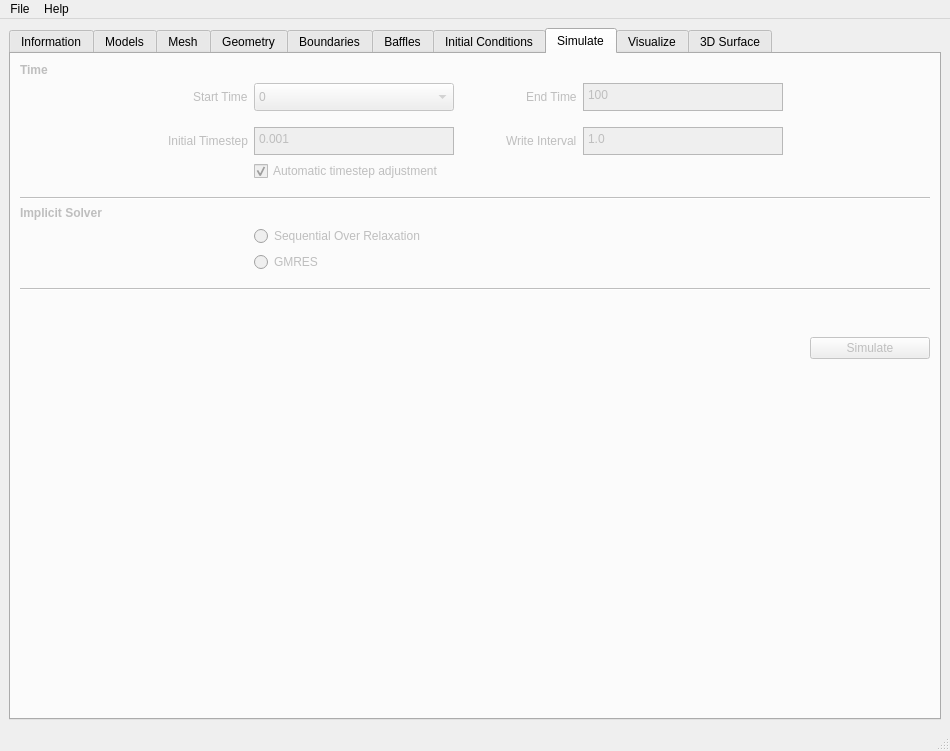
Before: the Qt Designer form gui/civlcfd.ui in civilcfd/Civil-CFD, drawn with Qt 5.
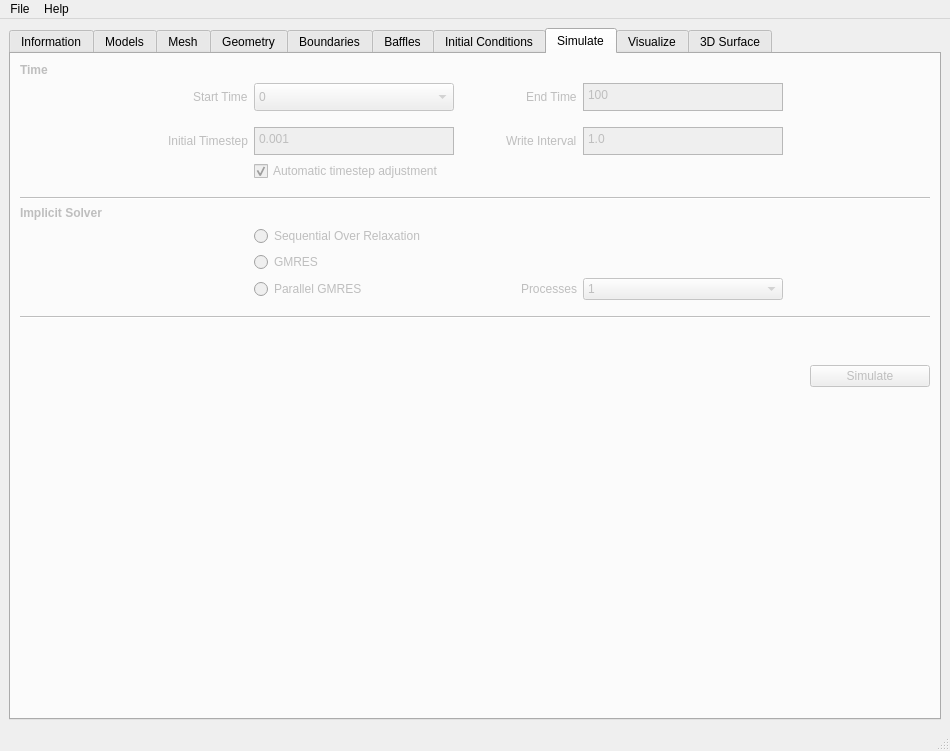
After: the same form once the commit is applied. The open tabs and pages were chosen to show the change. Icons and pictures are not drawn. Custom widgets are drawn as their Qt base class.

Commit message: gmres parallel

The edit to the form file:
```diff
--- a/gui/civlcfd.ui
+++ b/gui/civlcfd.ui
@@ -2589,7 +2589,7 @@
             </property>
            </widget>
           </item>
-          <item row="13" column="1">
+          <item row="14" column="1">
            <spacer name="verticalSpacer_14">
             <property name="orientation">
              <enum>Qt::Vertical</enum>
@@ -2634,7 +2634,7 @@
             </property>
            </spacer>
           </item>
-          <item row="10" column="2">
+          <item row="11" column="2">
            <spacer name="verticalSpacer_29">
             <property name="orientation">
              <enum>Qt::Vertical</enum>
@@ -2650,7 +2650,7 @@
             </property>
            </spacer>
           </item>
-          <item row="11" column="0" colspan="7">
+          <item row="12" column="0" colspan="7">
            <widget class="Line" name="line_6">
             <property name="orientation">
              <enum>Qt::Horizontal</enum>
@@ -2667,7 +2667,7 @@
             </property>
            </widget>
           </item>
-          <item row="12" column="1">
+          <item row="13" column="1">
            <spacer name="verticalSpacer_17">
             <property name="orientation">
              <enum>Qt::Vertical</enum>
@@ -2696,7 +2696,7 @@
             </property>
            </widget>
           </item>
-          <item row="13" column="5" colspan="2" alignment="Qt::AlignRight|Qt::AlignTop">
+          <item row="14" column="5" colspan="2" alignment="Qt::AlignRight|Qt::AlignTop">
            <widget class="QPushButton" name="RunSimulation">
             <property name="minimumSize">
              <size>
@@ -2862,6 +2862,44 @@
             </property>
            </widget>
           </item>
+          <item row="10" column="2">
+           <widget class="QRadioButton" name="parallelGMRES">
+            <property name="text">
+             <string>Parallel GMRES</string>
+            </property>
+           </widget>
+          </item>
+          <item row="10" column="4" alignment="Qt::AlignRight">
+           <widget class="QLabel" name="label_49">
+            <property name="text">
+             <string>Processes</string>
+            </property>
+           </widget>
+          </item>
+          <item row="10" column="5">
+           <widget class="QComboBox" name="processes">
+            <item>
+             <property name="text">
+              <string>1</string>
+             </property>
+            </item>
+            <item>
+             <property name="text">
+              <string>2</string>
+             </property>
+            </item>
+            <item>
+             <property name="text">
+              <string>3</string>
+             </property>
+            </item>
+            <item>
+             <property name="text">
+              <string>4</string>
+             </property>
+            </item>
+           </widget>
+          </item>
          </layout>
         </item>
        </layout>
```
Left out of the diff: 107 changed lines with no effect on the pictures. The commit also changes 15 other files.
